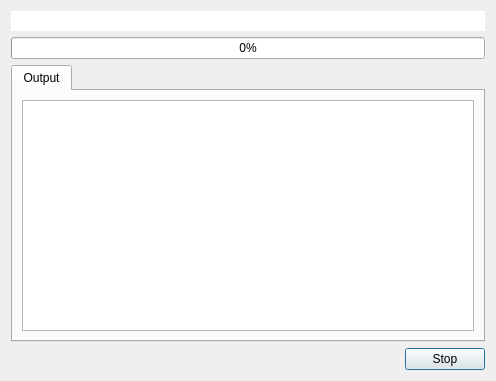
Before: the Qt Designer form src/dialogs/runnerdialog.ui in HamedMasafi/GitKlient, drawn with Qt 5.
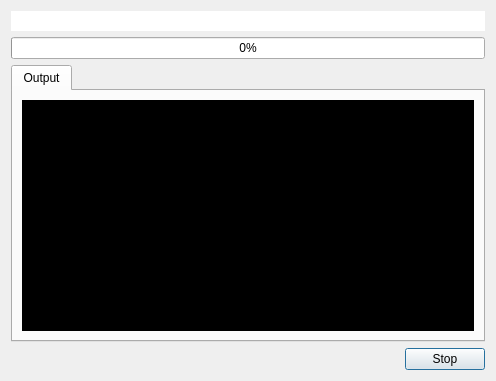
After: the same form once the commit is applied. Icons and pictures are not drawn.

The edit to the form file:
```diff
--- a/src/dialogs/runnerdialog.ui
+++ b/src/dialogs/runnerdialog.ui
@@ -46,7 +46,17 @@
       </attribute>
       <layout class="QVBoxLayout" name="verticalLayout">
        <item>
-        <widget class="QTextBrowser" name="textBrowser"/>
+        <widget class="QTextBrowser" name="textBrowser">
+         <property name="font">
+          <font>
+           <family>Monospace</family>
+          </font>
+         </property>
+         <property name="styleSheet">
+          <string notr="true">color: rgb(255, 255, 255);
+background-color: rgb(0, 0, 0);</string>
+         </property>
+        </widget>
        </item>
       </layout>
      </widget>
```
